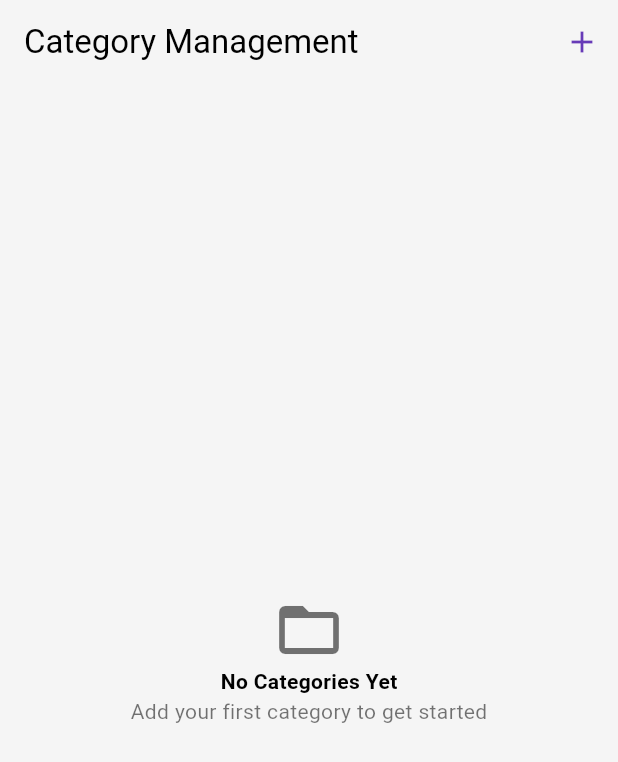
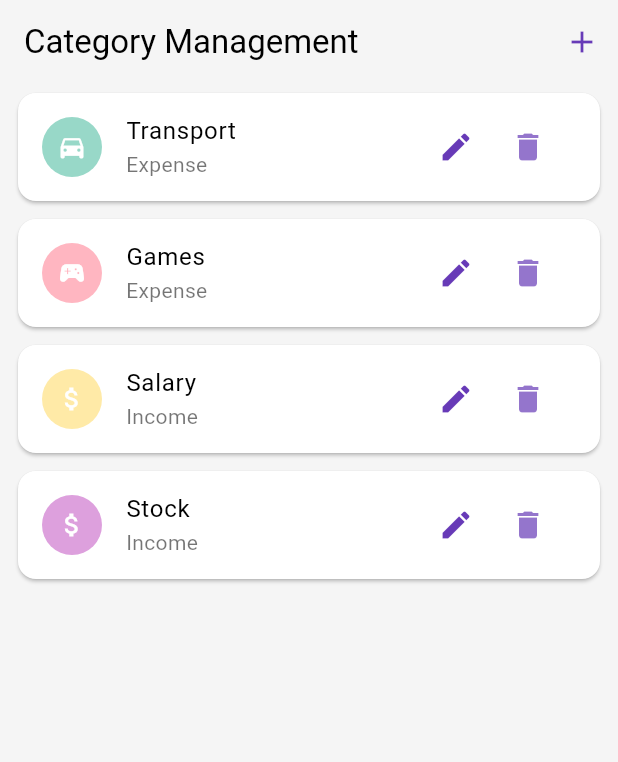
Before and after one commit to HAnh3112/mobile_final_project, a Flutter app: the CategoryManagementScreen screen opened directly, on a phone screen of 412 x 824 dp. Shown: the top 762 px of the screen. Run offline on Flutter 3.47's test engine with Material 3 defaults, Android fonts, the phone set to English and light mode, and no system bars; our stand-ins replace fl_chart, month_picker_dialog.

```diff
--- a/lib/screens_Giap/category_management_screen.dart
+++ b/lib/screens_Giap/category_management_screen.dart
@@ -1,6 +1,8 @@
-import 'package:final_project/ThemeChanging_HaiAnh/current_theme.dart';
 import 'package:flutter/material.dart';
 import 'package:uuid/uuid.dart';
+import '../ThemeChanging_HaiAnh/current_theme.dart';
+import '../testData/TestDataCategory.dart'; // ✅ ĐÃ THÊM: Import mock data
+import '../model/Category.dart'; // nếu dùng model từ đây
 
 class Category {
   final String id;
@@ -69,6 +71,29 @@ class _CategoryManagementScreenState extends State<CategoryManagementScreen> {
     Color(0xFFFFB6C1),
     Color(0xFF98D8C8),
   ];
+
+  @override
+  void initState() {
+    super.initState();
+
+    //THÊM: Load dữ liệu mock từ mockCategory vào danh sách _categories
+    _categories.addAll(
+      mockCategory.map(
+        (cat) => Category(
+          id: cat.categoryId.toString(),
+          name: cat.categoryName,
+          icon: IconData(cat.iconCode, fontFamily: 'MaterialIcons'),
+          color: _parseColor(cat.colorCode),
+          type: cat.type ?? 'Expense',
+        ),
+      ),
+    );
+  }
+
+  // THÊM: Hàm chuyển String "#RRGGBB" sang Color
+  Color _parseColor(String colorCode) {
+    return Color(int.parse(colorCode.replaceFirst('#', '0xff')));
+  }
 
   void _showCategoryDialog({Category? existing}) {
     final theme = currentTheme;
```
Also changed, not shown: lib/testData/TestDataCategory.dart (+28 -4 lines).
